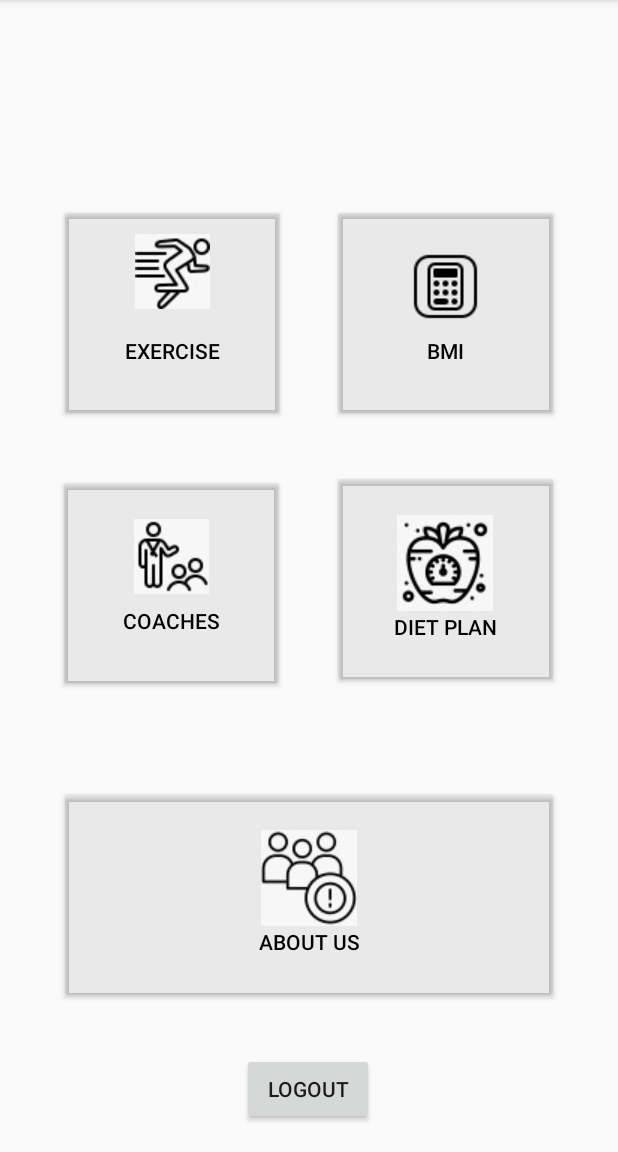
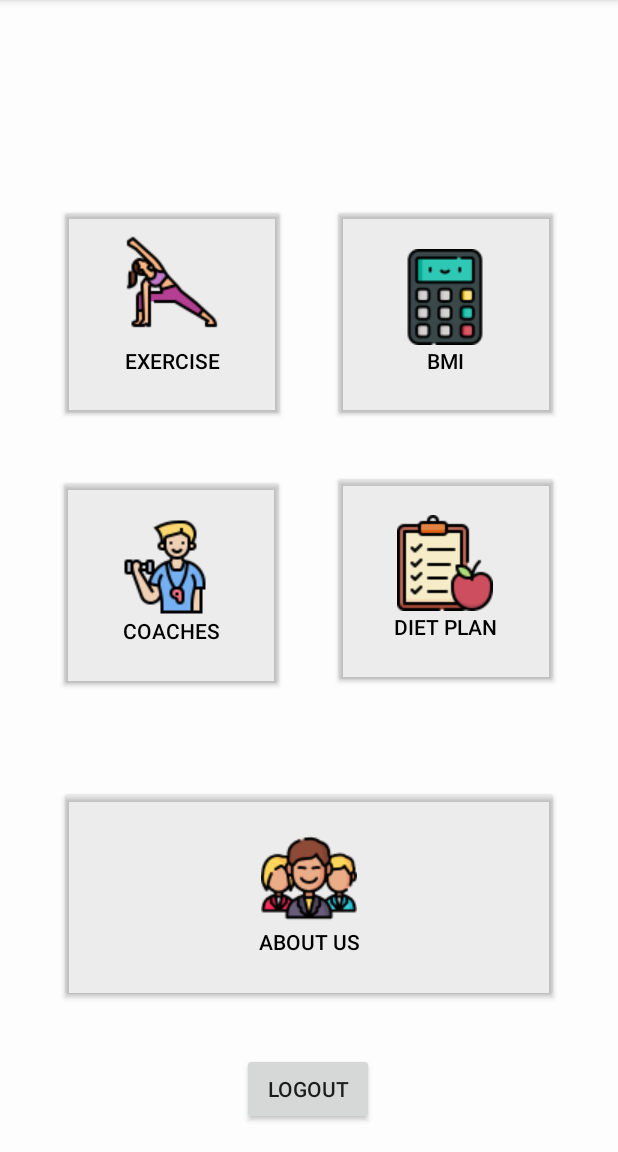
Before and after one commit to saipreethi14/android-fitness-app, an Android app: the screen it shows after launch once a user with an empty profile is signed in (HomePage), on a phone screen of 412 x 824 dp, the part 84-1236 px from its top. Run offline under Robolectric (Android 15) with nearby library versions, the light colour scheme and no system bars; our stand-ins replace Firebase (no records; nobody signed in at launch, a user with empty details on screens opened directly).

Commit message:
changed homepage

```diff
--- a/app/src/main/res/layout/homepage.xml
+++ b/app/src/main/res/layout/homepage.xml
@@ -4,14 +4,15 @@
     xmlns:tools="http://schemas.android.com/tools"
     android:layout_width="match_parent"
     android:layout_height="match_parent"
+    android:background="#FDFDFD"
     tools:context=".MainActivity">
 
     <Button
         android:id="@+id/exercisebntid"
         android:layout_width="151dp"
         android:layout_height="145dp"
+        android:drawableTop="@drawable/extended"
         android:padding="20dp"
-        android:drawableTop="@drawable/exerciseicon"
         android:text="EXERCISE"
         android:textColor="@color/black"
         app:backgroundTint="#11050505"
@@ -27,8 +28,8 @@
         android:id="@+id/bmibtnid"
         android:layout_width="151dp"
         android:layout_height="145dp"
+        android:drawableTop="@drawable/calc"
         android:padding="30dp"
-        android:drawableTop="@drawable/bmi"
         android:text="BMI"
         android:textColor="@color/black"
         app:backgroundTint="#11050505"
@@ -43,13 +44,13 @@
         android:id="@+id/Coachbtnid"
         android:layout_width="151dp"
         android:layout_height="145dp"
-        android:padding="30dp"
         android:layout_marginStart="36dp"
         android:layout_marginLeft="36dp"
         android:layout_marginTop="28dp"
         android:layout_marginEnd="21dp"
         android:layout_marginRight="21dp"
-        android:drawableTop="@drawable/coachicon"
+        android:drawableTop="@drawable/trainer"
+        android:padding="30dp"
         android:text="COACHES"
         android:textColor="@color/black"
         app:backgroundTint="#11050505"
@@ -65,8 +66,8 @@
         android:layout_width="151dp"
         android:layout_height="145dp"
         android:layout_marginTop="32dp"
+        android:drawableTop="@drawable/diet"
         android:padding="30dp"
-        android:drawableTop="@drawable/dieticon"
         android:text="DIET PLAN"
         android:textColor="@color/black"
         app:backgroundTint="#11050505"
@@ -81,7 +82,7 @@
         android:id="@+id/ABoutbtnid"
         android:layout_width="333dp"
         android:layout_height="145dp"
-        android:drawableTop="@drawable/aboutusicon"
+        android:drawableTop="@drawable/man"
         android:padding="30dp"
         android:text="ABOUT US"
         android:textColor="@color/black"
```
Also changed, not shown: app/src/main/res/drawable/calc.png (added), app/src/main/res/drawable/coach.png (added), app/src/main/res/drawable/coo.png (added), app/src/main/res/drawable/diet.png (added), app/src/main/res/drawable/ex.png (added), app/src/main/res/drawable/exer.png (added), app/src/main/res/drawable/extended.png (added), app/src/main/res/drawable/man.png (added), app/src/main/res/drawable/trainer.png (added).
